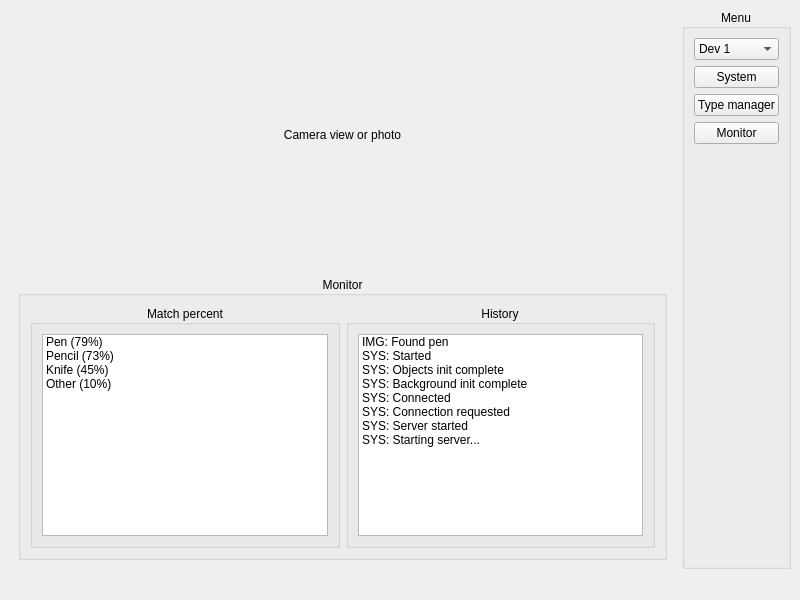
Before: the Qt Designer form ControlGUI/src/GUI/mainwindow.ui in VinTRiZz/RemoteObjectDetector, drawn with Qt 5.
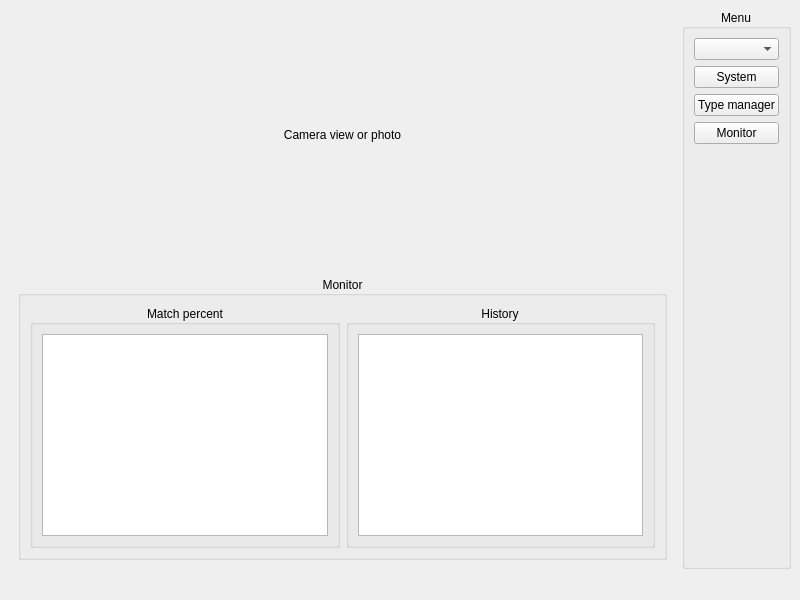
After: the same form once the commit is applied. The open tabs and pages were chosen to show the change.

Commit message: Device connection work

What changed in the file:
```diff
--- a/ControlGUI/src/GUI/mainwindow.ui
+++ b/ControlGUI/src/GUI/mainwindow.ui
@@ -247,28 +247,7 @@
              </property>
              <layout class="QHBoxLayout" name="horizontalLayout_7">
               <item>
-               <widget class="QListWidget" name="match_listWidget">
-                <item>
-                 <property name="text">
-                  <string>Pen (79%)</string>
-                 </property>
-                </item>
-                <item>
-                 <property name="text">
-                  <string>Pencil (73%)</string>
-                 </property>
-                </item>
-                <item>
-                 <property name="text">
-                  <string>Knife (45%)</string>
-                 </property>
-                </item>
-                <item>
-                 <property name="text">
-                  <string>Other (10%)</string>
-                 </property>
-                </item>
-               </widget>
+               <widget class="QListWidget" name="match_listWidget"/>
               </item>
              </layout>
             </widget>
@@ -283,48 +262,7 @@
              </property>
              <layout class="QHBoxLayout" name="horizontalLayout_8">
               <item>
-               <widget class="QListWidget" name="history_listWidget">
-                <item>
-                 <property name="text">
-                  <string>IMG: Found pen</string>
-                 </property>
-                </item>
-                <item>
-                 <property name="text">
-                  <string>SYS: Started</string>
-                 </property>
-                </item>
-                <item>
-                 <property name="text">
-                  <string>SYS: Objects init complete</string>
-                 </property>
-                </item>
-                <item>
-                 <property name="text">
-                  <string>SYS: Background init complete</string>
-                 </property>
-                </item>
-                <item>
-                 <property name="text">
-                  <string>SYS: Connected</string>
-                 </property>
-                </item>
-                <item>
-                 <property name="text">
-                  <string>SYS: Connection requested</string>
-                 </property>
-                </item>
-                <item>
-                 <property name="text">
-                  <string>SYS: Server started</string>
-                 </property>
-                </item>
-                <item>
-                 <property name="text">
-                  <string>SYS: Starting server...</string>
-                 </property>
-                </item>
-               </widget>
+               <widget class="QListWidget" name="history_listWidget"/>
               </item>
              </layout>
             </widget>
@@ -362,13 +300,7 @@
       </property>
       <layout class="QVBoxLayout" name="verticalLayout">
        <item>
-        <widget class="QComboBox" name="device_comboBox">
-         <item>
-          <property name="text">
-           <string>Dev 1</string>
-          </property>
-         </item>
-        </widget>
+        <widget class="QComboBox" name="device_comboBox"/>
        </item>
        <item>
         <widget class="QPushButton" name="systemMenu_pushButton">
```
The commit also changes 14 other files.
